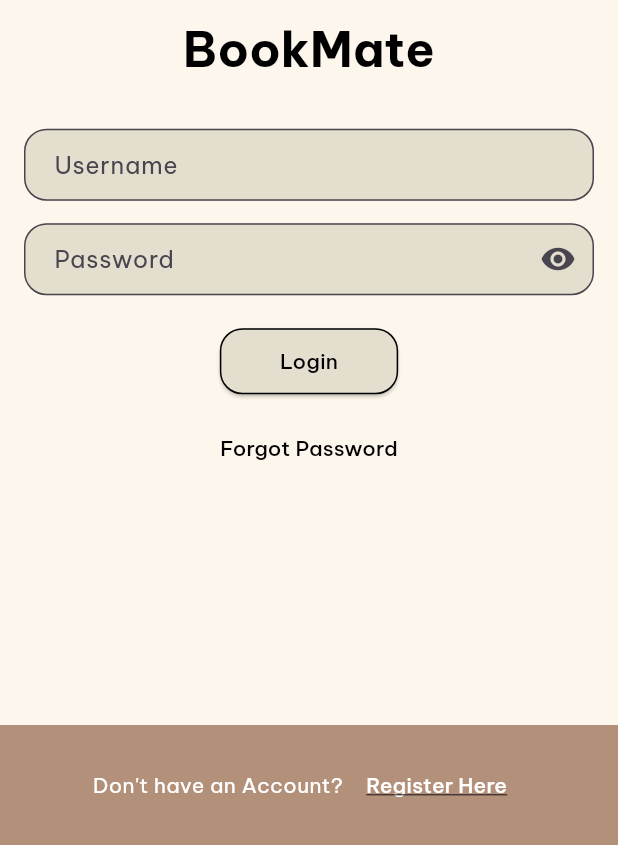
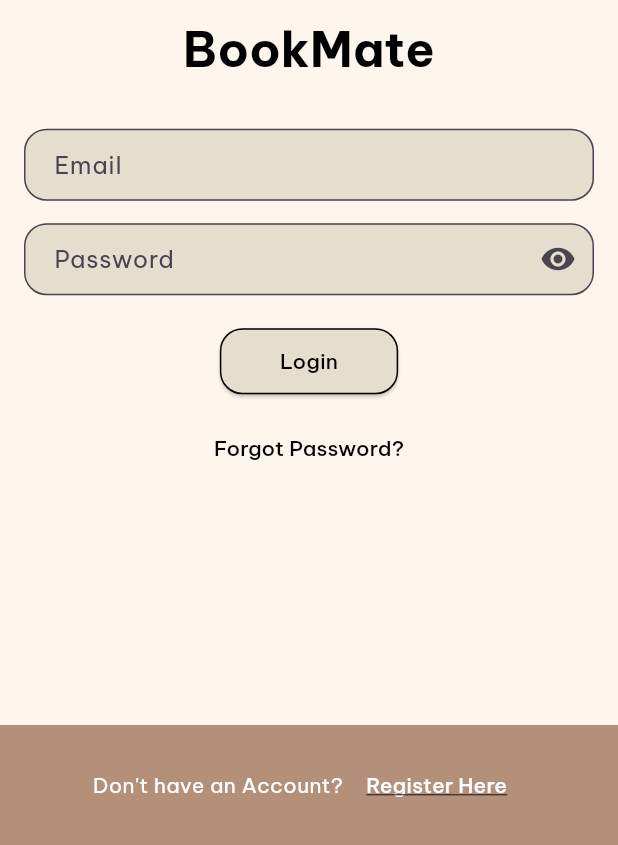
Before and after one commit to AnnisaFadila069/FP-TeknologiBerkembang, a Flutter app: the LoginPage screen opened directly, on a phone screen of 412 x 824 dp, the part 391-1236 px from its top. Run offline on Flutter 3.47's test engine with Material 3 defaults, Android fonts, the light colour scheme and no system bars; our stand-ins replace firebase_auth, firebase_core, google_fonts, smooth_page_indicator; accounts and stored records are empty.

Commit message:
login fixed

```diff
--- a/lib/loginpage.dart
+++ b/lib/loginpage.dart
@@ -2,7 +2,6 @@ import 'forgotpasswordpage.dart';
 import 'registerpage.dart';
 import 'main.dart';
 import 'package:flutter/material.dart';
-import 'dart:developer';
 import 'auth_service.dart';
 
 class LoginPage extends StatefulWidget {
@@ -10,39 +9,46 @@ class LoginPage extends StatefulWidget {
   State<LoginPage> createState() => _LoginPageState();
 }
 
-
 class _LoginPageState extends State<LoginPage> {
   final _auth = AuthService();
-
   final TextEditingController usernameController = TextEditingController();
   final TextEditingController passwordController = TextEditingController();
   bool _obscureText = true;
 
   @override
   void dispose() {
-    super.dispose();
     usernameController.dispose();
     passwordController.dispose();
+    super.dispose();
   }
 
-  void login(BuildContext context) {
-    String username = usernameController.text.trim();
+  void login(BuildContext context) async {
+    String email = usernameController.text.trim();
     String password = passwordController.text;
 
-    if (username.isEmpty || password.isEmpty) {
+    // Validate input
+    if (email.isEmpty || password.isEmpty) {
       _showErrorDialog(context, 'Login Failed', 'Please fill out all fields!');
       return;
     }
 
-    if (!RegExp(r'^[a-zA-Z0-9_.]+$').hasMatch(username)) {
-      _showErrorDialog(context, 'Login Failed', 'Invalid username format!');
+    // Email format validation
+    if (!RegExp(r'^[a-zA-Z0-9._%+-]+@[a-zA-Z0-9.-]+\.[a-zA-Z]{2,}$').hasMatch(email)) {
+      _showErrorDialog(context, 'Login Failed', 'Invalid email format!');
       return;
     }
 
-    Navigator.pushReplacement(
-      context,
-      MaterialPageRoute(builder: (context) => const MainPage()),
-    );
+    try {
+      final user = await _auth.loginUserWithEmailAndPassword(email, password);
+      if (user != null) {
+        // Navigate to the main screen
+        Navigator.pushReplacement(context, MaterialPageRoute(builder: (context) => MainPage()));
+      } else {
+        _showErrorDialog(context, 'Login Failed', 'Invalid credentials!');
+      }
+    } catch (e) {
+      _showErrorDialog(context, 'Login Failed', e.toString());
+    }
   }
 
   void _showErrorDialog(BuildContext context, String title, String message) {
@@ -100,14 +106,14 @@ class _LoginPageState extends State<LoginPage> {
                         TextField(
                           controller: usernameController,
                           decoration: InputDecoration(
-                            hintText: 'Username',
+                            hintText: 'Email',
                             filled: true,
                             fillColor: const Color(0xFFE4DECF),
                             border: OutlineInputBorder(
                               borderRadius: BorderRadius.circular(15),
                             ),
-                            contentPadding: const EdgeInsets.symmetric(
-                                horizontal: 16, vertical: 12),
+                            contentPadding:
+                                const EdgeInsets.symmetric(horizontal: 16, vertical: 12),
                           ),
                         ),
                         const SizedBox(height: 15),
@@ -121,8 +127,8 @@ class _LoginPageState extends State<LoginPage> {
                             border: OutlineInputBorder(
                               borderRadius: BorderRadius.circular(15),
                             ),
-                            contentPadding: const EdgeInsets.symmetric(
-                                horizontal: 16, vertical: 12),
+                            contentPadding:
+                                const EdgeInsets.symmetric(horizontal: 16, vertical: 12),
                             suffixIcon: IconButton(
                               icon: Icon(
                                 _obscureText ? Icons.visibility : Icons.visibility_off,
@@ -144,8 +150,8 @@ class _LoginPageState extends State<LoginPage> {
                           ),
                           style: ElevatedButton.styleFrom(
                             backgroundColor: const Color(0xFFE4DECF),
-                            padding: const EdgeInsets.symmetric(
-                                vertical: 12, horizontal: 40),
+                            padding:
+                                const EdgeInsets.symmetric(vertical: 12, horizontal: 40),
                             shape: RoundedRectangleBorder(
                               borderRadius: BorderRadius.circular(15),
                               side: const BorderSide(color: Colors.black),
@@ -157,16 +163,11 @@ class _LoginPageState extends State<LoginPage> {
                           onPressed: () {
                             Navigator.push(
                               context,
-                              MaterialPageRoute(
-                                  builder: (context) => ForgotPasswordPage()),
+                              MaterialPageRoute(builder: (context) => ForgotPasswordPage()),
                             );
                           },
-                          child: const Text(
-                            'Forgot Password',
-                            style: TextStyle(
-                              color: Colors.black,
-                            ),
-                          ),
+                          child:
+                              const Text('Forgot Password?', style: TextStyle(color: Colors.black)),
                         ),
                       ],
                     ),
@@ -178,32 +179,31 @@ class _LoginPageState extends State<LoginPage> {
           Container(
             color: const Color(0xFFB3907A),
             padding: const EdgeInsets.symmetric(vertical: 16.0),
-            child: Row(
-              mainAxisAlignment: MainAxisAlignment.center,
-              children: [
-                const Text(
-                  "Don't have an Account? ",
-                  style: TextStyle(color: Colors.white),
-                ),
-                TextButton(
-                  onPressed: () {
-                    Navigator.push(
-                      context,
-                      MaterialPageRoute(
-                          builder: (context) => RegisterPage()),
-                    );
-                  },
-                  child: const Text(
-                    'Register Here',
-                    style: TextStyle(
-                      color: Colors.white,
-                      decoration: TextDecoration.underline,
-                    ),
-                  ),
-                ),
-              ],
-            ),
-          ),
+            child:
+                Row(mainAxisAlignment:
+                    MainAxisAlignment.center,
+                  children:[
+                    const Text("Don't have an Account? ", style:
+                        TextStyle(color:
+                        Colors.white)),
+                    TextButton(onPressed:
+                        () {
+                      Navigator.push(context,
+                          MaterialPageRoute(builder:
+                              (context) =>
+                                  RegisterPage()));
+                    },
+                      child:
+                      const Text('Register Here',
+                        style:
+                        TextStyle(color:
+                        Colors.white,
+                          decoration:
+                          TextDecoration.underline)),
+                    )
+                  ],
+                )
+          )
         ],
       ),
     );
```
